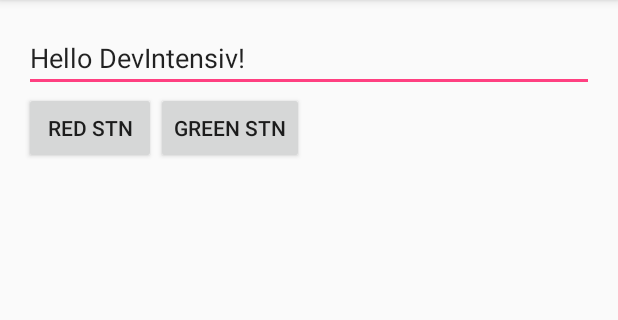
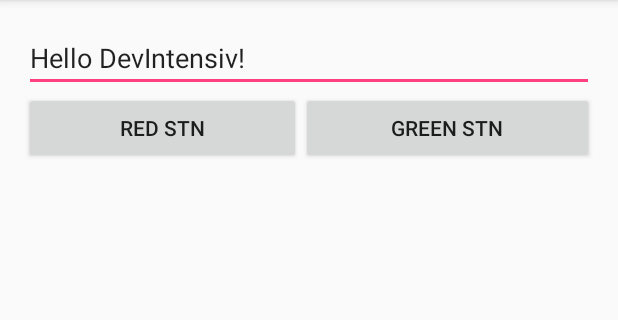
Before and after one commit to luminiks/DevIntensive, an Android app: the screen it shows after launch (MainActivity), on a phone screen of 412 x 824 dp, the part 84-404 px from its top. Run offline under Robolectric (Android 15) with nearby library versions, the phone set to English and light mode, and no system bars; 1 statement that could not run was skipped.

Commit message:
test with weight

```diff
--- a/app/src/main/res/layout/activity_main.xml
+++ b/app/src/main/res/layout/activity_main.xml
@@ -29,19 +29,21 @@
             android:layout_width="match_parent"
             android:layout_height="wrap_content"
             android:orientation="horizontal"
-            android:gravity="left">
+            android:gravity="center_horizontal">
 
             <Button
                 android:id="@+id/red_btn"
                 android:layout_width="wrap_content"
                 android:layout_height="wrap_content"
-                android:text="Red Stn"/>
+                android:text="Red Stn"
+                android:layout_weight="0.5"/>
 
             <Button
                 android:id="@+id/green_btn"
                 android:layout_width="wrap_content"
                 android:layout_height="wrap_content"
-                android:text="Green Stn"/>
+                android:text="Green Stn"
+                android:layout_weight="0.5"/>
         </LinearLayout>
     </LinearLayout>
 
```
